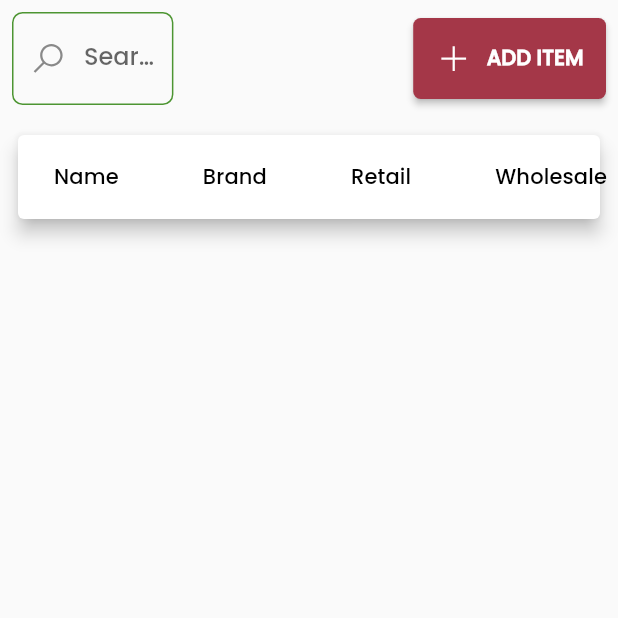
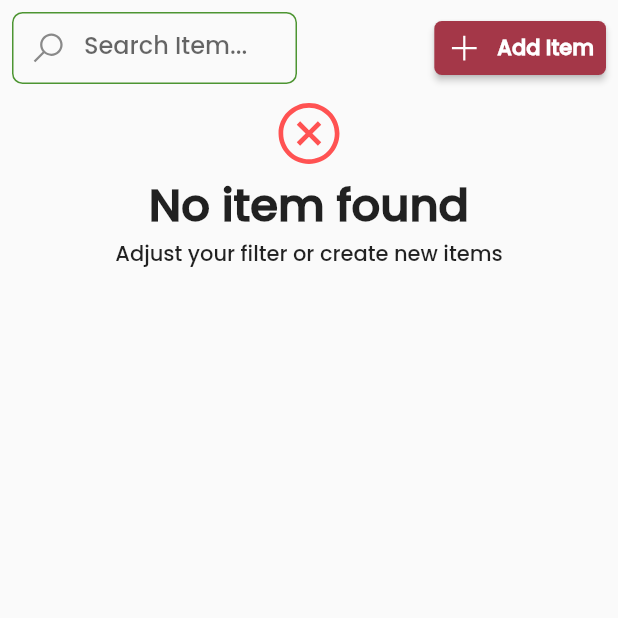
Before and after one commit to renjie19/Stock-Pile-Lite, a Flutter app: the ItemList screen opened directly, on a phone screen of 412 x 824 dp, the top half of it. Run offline on Flutter 3.47's test engine with Material 2 defaults, Android fonts, the phone set to English and light mode, and no system bars; our stand-ins replace bot_toast, flutter_form_builder, get_it, hive, hive_flutter, line_awesome_icons and 1 more; accounts and stored records are empty; generated files the repository leaves out were written again.

Commit message:
added icons for launcher, added warning when no item is found, fixed scrolling issue on long list

```diff
--- a/lib/ui/pages/item_list.dart
+++ b/lib/ui/pages/item_list.dart
@@ -1,4 +1,3 @@
-import 'package:bot_toast/bot_toast.dart';
 import 'package:flutter/material.dart';
 import 'package:get_it/get_it.dart';
 import 'package:line_awesome_icons/line_awesome_icons.dart';
@@ -38,11 +37,12 @@ class _ItemListState extends State<ItemList> {
                     mainAxisAlignment: MainAxisAlignment.spaceBetween,
                     children: [
                       SizedBox(
-                        width: SizeUtil.getWidthFromTotalAvailable(context, 30),
+                        width: SizeUtil.getWidthFromTotalAvailable(context, 50),
                         child: Padding(
                           padding: const EdgeInsets.all(8.0),
                           child: TextField(
                               decoration: InputDecoration(
+                                  contentPadding: EdgeInsets.all(2),
                                   labelText: 'Search Item...',
                                   prefixIcon: Icon(LineAwesomeIcons.search)),
                               onChanged: (value) =>
@@ -51,7 +51,6 @@ class _ItemListState extends State<ItemList> {
                       ),
                       ButtonBar(children: [
                         MaterialButton(
-                          padding: EdgeInsets.all(15),
                           color: AppColor.secondary,
                           onPressed: () => showItemCreateFormDialog(false),
                           shape: RoundedRectangleBorder(
@@ -61,7 +60,7 @@ class _ItemListState extends State<ItemList> {
                             Icon(LineAwesomeIcons.plus),
                             SizedBox(width: 10),
                             Text(
-                              'ADD ITEM',
+                              'Add Item',
                               style: TextStyle(
                                 fontWeight: FontWeight.bold,
                               ),
@@ -70,11 +69,26 @@ class _ItemListState extends State<ItemList> {
                         ),
                       ])
                     ]),
-                Padding(
+                Visibility(
+                  visible: this.filteredItems(this.filter).length > 0,
+                  child: Padding(
                     padding: const EdgeInsets.all(8.0),
+                    child: ConstrainedBox(
+                      constraints: BoxConstraints(
+                        maxHeight: SizeUtil.getHeightFromTotalAvailable(context, 69)
+                      ),
                       child: Card(
                         elevation: 5,
+                        child: SingleChildScrollView(
                           child: DataTable(
+                            columnSpacing: 3,
+                            headingTextStyle: TextStyle(
+                                fontSize: 13,
+                                fontFamily: 'Poppins',
+                                color: Colors.black),
+                            dataTextStyle: TextStyle(
+                                fontFamily: 'Poppins',
+                                color: Colors.black),
                             showCheckboxColumn: false,
                             columns: [
                               DataColumn(label: Text('Name')),
@@ -87,19 +101,35 @@ class _ItemListState extends State<ItemList> {
                                 this.filteredItems(this.filter).length, (index) {
                               ItemDto item = this.filteredItems(filter)[index];
                               return DataRow(
-                            onSelectChanged: (selected) => showItemCreateFormDialog(true, dto: item),
+                                  onSelectChanged: (selected) =>
+                                      showItemCreateFormDialog(true, dto: item),
                                   cells: [
                                     // TODO: add item code
                                     DataCell(Text(item.name)),
                                     DataCell(Text(item.brand)),
-                              DataCell(Text('${item.retail}')),
-                              DataCell(Text('${item.wholeSale}')),
-                              DataCell(Text('${item.capital}')),
+                                    DataCell(Text('${item.retail}', style: TextStyle(color: Colors.green),)),
+                                    DataCell(Text('${item.wholeSale}', style: TextStyle(color: Colors.yellow[900]),)),
+                                    DataCell(Text('${item.capital}', style: TextStyle(color: Colors.deepOrange),)),
                                   ]);
                             }),
                           ),
                         ),
                       ),
+                    ),
+                  ),
+                ),
+                Visibility(
+                  visible: this.filteredItems(this.filter).length == 0,
+                  child: Column(
+                    crossAxisAlignment: CrossAxisAlignment.center,
+                    mainAxisAlignment: MainAxisAlignment.center,
+                    children: [
+                      Icon(LineAwesomeIcons.times_circle,size: 50, color: AppColor.error,),
+                      Text('No item found', style: TextStyle(fontSize: 30, fontWeight: FontWeight.bold)),
+                      Text('Adjust your filter or create new items')
+                    ]
+                  )
+                )
               ],
             ),
           ),
```
Also changed, not shown: 11 other files. Lines whose indentation alone changed are shown as unchanged.
